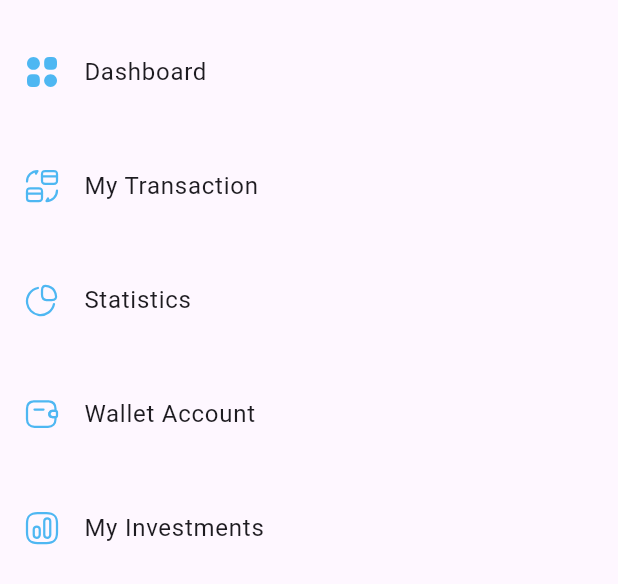
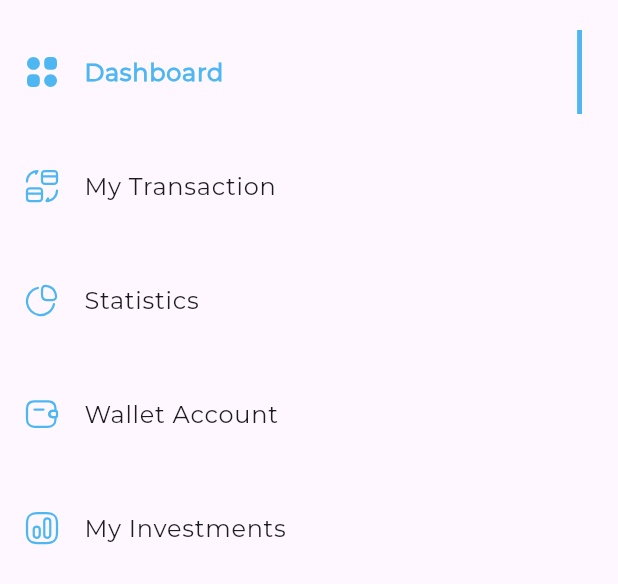
Before and after one commit to Nidhal-Khazene/Invoicing-Dashboard, a Flutter app: the DrawerItemListView widget shown alone on an empty page, opened directly, on a phone screen of 412 x 824 dp. Shown: the top 584 px of the screen. Run offline on Flutter 3.47's test engine with Material 3 defaults, Android fonts, the phone set to English and light mode, and no system bars; our stand-ins replace flutter_svg.

Commit message:
create active drawer item

```diff
--- a/lib/main.dart
+++ b/lib/main.dart
@@ -10,8 +10,9 @@ class InvoicingDashboard extends StatelessWidget {
 
   @override
   Widget build(BuildContext context) {
-    return const MaterialApp(
-      home: DashboardView(),
+    return MaterialApp(
+      theme: ThemeData(fontFamily: "Montserrat"),
+      home: const DashboardView(),
       debugShowCheckedModeBanner: false,
     );
   }
--- a/lib/widgets/drawer_item.dart
+++ b/lib/widgets/drawer_item.dart
@@ -1,5 +1,6 @@
 import 'package:flutter/material.dart';
 import 'package:flutter_svg/flutter_svg.dart';
+import 'package:invoicing_dashboard/utils/app_styles.dart';
 import 'package:invoicing_dashboard/widgets/drawer_item_model.dart';
 
 class DrawerItem extends StatelessWidget {
@@ -12,6 +13,40 @@ class DrawerItem extends StatelessWidget {
   final bool isActive;
   @override
   Widget build(BuildContext context) {
+    return isActive
+        ? ActiveDrawerItem(drawerItemModel: drawerItemModel)
+        : InactiveDrawerItem(drawerItemModel: drawerItemModel);
+  }
+}
+
+class ActiveDrawerItem extends StatelessWidget {
+  const ActiveDrawerItem({super.key, required this.drawerItemModel});
+
+  final DrawerItemModel drawerItemModel;
+
+  @override
+  Widget build(BuildContext context) {
+    return ListTile(
+      title: Text(
+        drawerItemModel.title,
+        style: AppStyles.bold16.copyWith(color: const Color(0xFF4EB7F2)),
+      ),
+      leading: SvgPicture.asset(drawerItemModel.leading),
+      trailing: Container(
+        width: 3.27,
+        decoration: const BoxDecoration(color: Color(0xFF4EB7F2)),
+      ),
+    );
+  }
+}
+
+class InactiveDrawerItem extends StatelessWidget {
+  const InactiveDrawerItem({super.key, required this.drawerItemModel});
+
+  final DrawerItemModel drawerItemModel;
+
+  @override
+  Widget build(BuildContext context) {
     return ListTile(
       title: Text(drawerItemModel.title),
       leading: SvgPicture.asset(drawerItemModel.leading),
--- a/lib/widgets/drawer_item_listview_builder.dart
+++ b/lib/widgets/drawer_item_listview_builder.dart
@@ -1,5 +1,3 @@
-import 'dart:developer';
-
 import 'package:flutter/material.dart';
 
 import '../utils/images.dart';
@@ -42,7 +40,6 @@ class _DrawerItemListViewState extends State<DrawerItemListView> {
               if (selectedIndex != index) {
                 setState(() {
                   selectedIndex = index;
-                  log("$selectedIndex");
                 });
               }
             },
```
